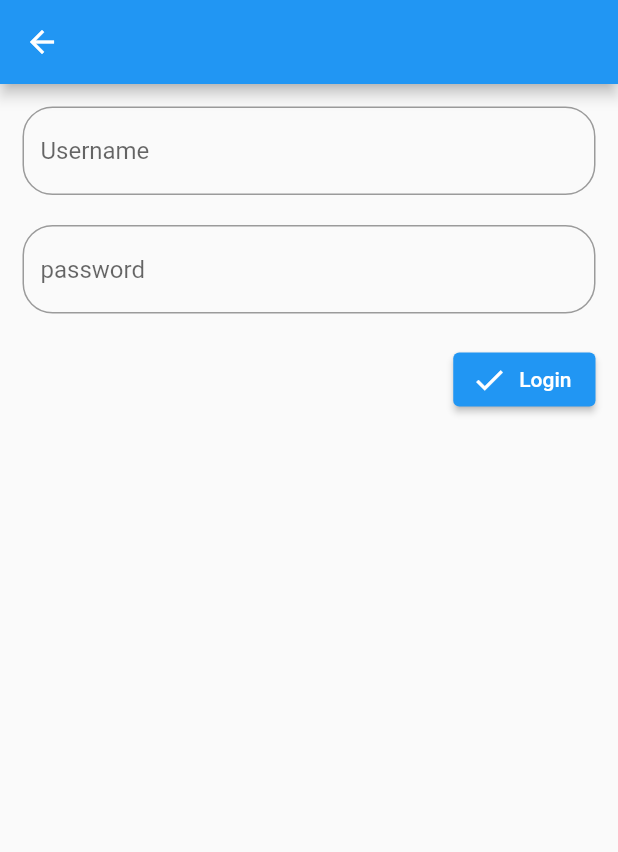
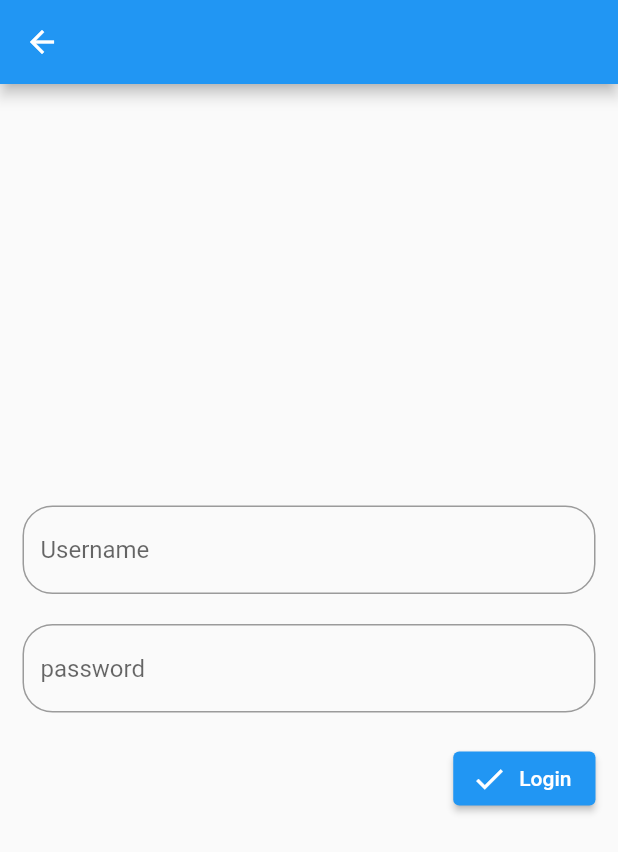
Before and after one commit to akhsak/login, a Flutter app: the screen it shows after launch, on a phone screen of 412 x 824 dp. Shown: the top 852 px of the screen. Run offline on Flutter 3.47's test engine with Material 2 defaults, Android fonts, the phone set to English and light mode, and no system bars.

```diff
--- a/lib/screen/login.dart
+++ b/lib/screen/login.dart
@@ -32,10 +32,9 @@ class _ScreenLoginState extends State<ScreenLogin> {
         key:_formkey,
           child: Center(
             child: Column(
-
+              mainAxisAlignment: MainAxisAlignment.center,
               crossAxisAlignment:CrossAxisAlignment.center,
-            children:[              // Padding(
-              //   padding: const EdgeInsets.symmetric(vertical: 10),          // child:
+            children:[
                TextFormField(
                 controller: _usernameController,
                 decoration: InputDecoration(
@@ -45,12 +44,7 @@ class _ScreenLoginState extends State<ScreenLogin> {
                   hintText: 'Username',
                 ),
                 validator: (value){
-                  //  if(_isDataMatched)
-                  //  {
-                  //   return null;
-                  //  }else{
-                  //   return 'error';
-                  //  }
+
                   if(value==null||value.isEmpty)
                   {
                     return 'please enter username';
@@ -59,6 +53,7 @@ class _ScreenLoginState extends State<ScreenLogin> {
                   }
                 },
               ),
+
             const SizedBox( height: 20),
               TextFormField(
                 controller: _passwordControllere,
@@ -70,12 +65,7 @@ class _ScreenLoginState extends State<ScreenLogin> {
                   hintText: 'password',
                 ),
                 validator: (value){
-                  //  if(_isDataMatched)
-                  //  {
-                  //   return null;
-                  //  }else{
-                  //   return 'error';
-                  //  }
+
                   if(value==null||value.isEmpty)
                   {
                     return 'please enter password';
@@ -145,25 +135,7 @@ class _ScreenLoginState extends State<ScreenLogin> {
         ),
       );
 
-      //Alert Dialog
-      //showDialog(context: ctx,
-      //  builder: (ctx1){
-      //   return AlertDialog(
-      //     title: Text('Error'),
-      //     content: Text(_ErrorMessage),
-      //     actions: [
-      //       TextButton(onPressed: (){
-      //         Navigator.of(ctx1).pop();
-      //       },
-      //       child: Text('Close'),
-      //       ),
-      //     ],
-      //   );
-      // });
-      // setState(() {
-      //   _isDataMatched=false;
-      // });
-      // //show Text
+
     }
   }
 }
```
